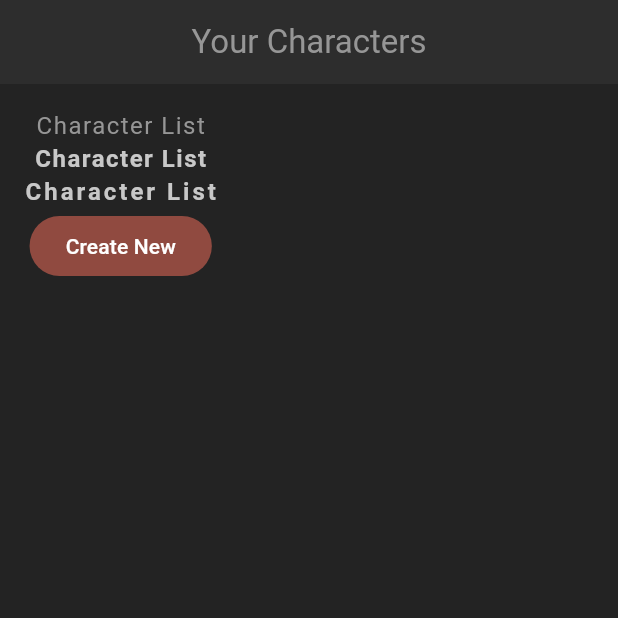
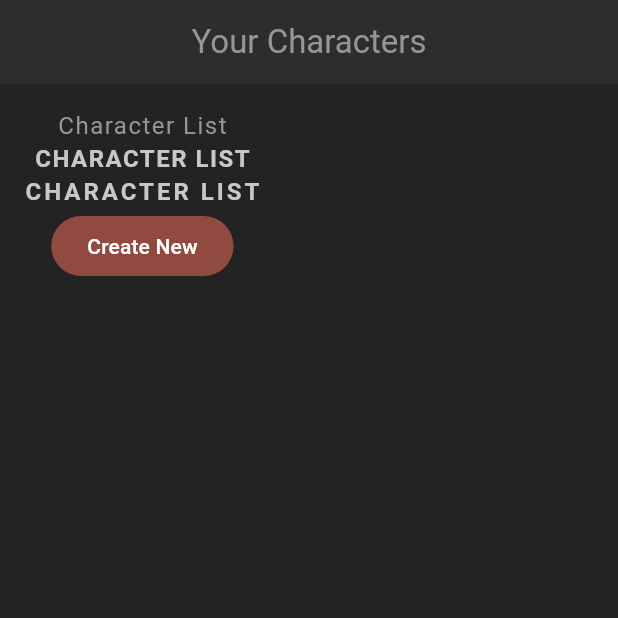
Before and after one commit to Pookiloo/flutter_rpg, a Flutter app: the screen it shows after launch, on a phone screen of 412 x 824 dp, the top half of it. Run offline on Flutter 3.47's test engine with Material 3 defaults, Android fonts, the phone set to English and light mode, and no system bars.

Commit message:
Lesson 22: Reusable Styled Text Widgets

```diff
--- a/lib/screens/home/home.dart
+++ b/lib/screens/home/home.dart
@@ -1,4 +1,5 @@
 import 'package:flutter/material.dart';
+import 'package:flutter_rpg/shared/styled_text.dart';
 
 class Home extends StatefulWidget {
   const Home({super.key});
@@ -20,8 +21,8 @@ class _HomeState extends State<Home> {
         child: Column(
           children: [
             const Text('Character List'),
-            Text('Character List', style: Theme.of(context).textTheme.headlineMedium,),
-            Text('Character List', style: Theme.of(context).textTheme.titleMedium,),
+            const StyledHeading('Character List'),
+            const StyledTitle('Character List'),
 
             FilledButton(
               onPressed: (){},
--- /dev/null
+++ b/lib/shared/styled_text.dart
@@ -0,0 +1,34 @@
+import 'package:flutter/material.dart';
+
+class StyledText extends StatelessWidget {
+  const StyledText(this.text,{super.key});
+
+  final String text;
+
+  @override
+  Widget build(BuildContext context) {
+    return Text(text, style: Theme.of(context).textTheme.bodyMedium);
+  }
+}
+
+class StyledHeading extends StatelessWidget {
+  const StyledHeading(this.text,{super.key});
+
+  final String text;
+
+  @override
+  Widget build(BuildContext context) {
+    return Text(text.toUpperCase(), style: Theme.of(context).textTheme.headlineMedium,);
+  }
+}
+
+class StyledTitle extends StatelessWidget {
+  const StyledTitle(this.text,{super.key});
+
+  final String text;
+
+  @override
+  Widget build(BuildContext context) {
+    return Text(text.toUpperCase(), style: Theme.of(context).textTheme.titleMedium,);
+  }
+}
```
